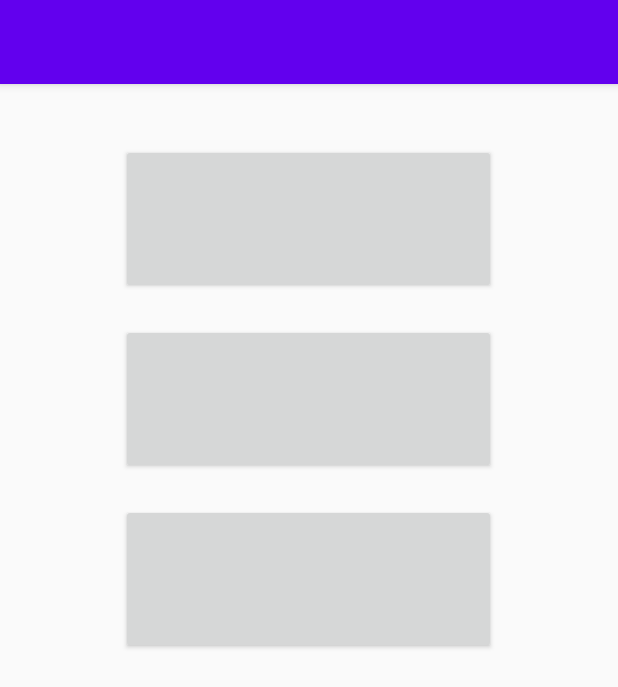
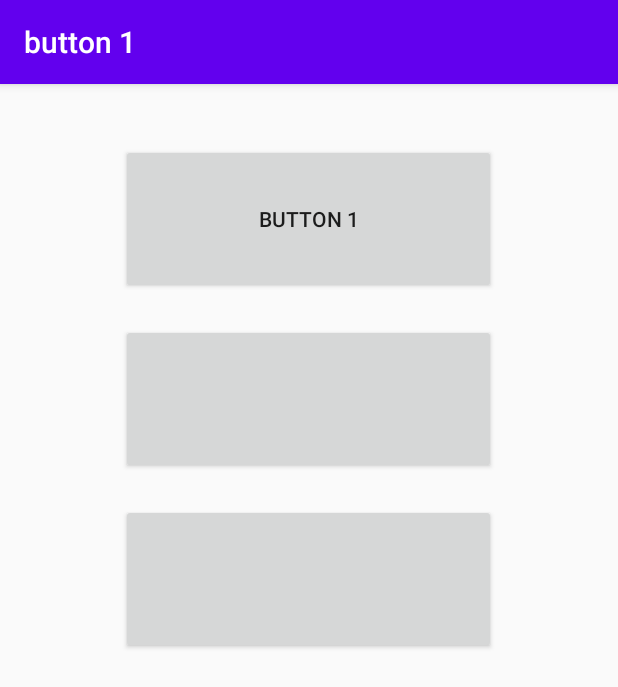
Before and after one commit to Summerdise/Android_01_Hello, an Android app: the screen it shows after launch (MainActivity), on a phone screen of 412 x 824 dp. Shown: the top 687 px of the screen. Run offline under Robolectric (Android 15) with nearby library versions, the phone set to English and light mode, and no system bars.

Commit message:
[zmc] feat: add button name and complete localization

```diff
--- a/app/src/main/AndroidManifest.xml
+++ b/app/src/main/AndroidManifest.xml
@@ -5,7 +5,7 @@
     <application
         android:allowBackup="true"
         android:icon="@mipmap/ic_launcher"
-        android:label="@string/app_name"
+        android:label="@string/button1_name"
         android:roundIcon="@mipmap/ic_launcher_round"
         android:supportsRtl="true"
         android:theme="@style/AppTheme">
--- a/app/src/main/res/layout/activity_main.xml
+++ b/app/src/main/res/layout/activity_main.xml
@@ -11,7 +11,6 @@
         android:layout_height="match_parent"
         android:orientation="vertical"
         android:layout_gravity="center_horizontal"
-
         >
 
         <Button
@@ -19,6 +18,7 @@
             android:layout_height="100dp"
             android:layout_marginTop="40dp"
             android:layout_gravity="center_horizontal"
+            android:text="@string/button1_name"
             >
         </Button>
         <Button
--- a/app/src/main/res/values/strings.xml
+++ b/app/src/main/res/values/strings.xml
@@ -1,3 +1,3 @@
 <resources>
-    <string name="hello_world">HelloWorld</string>
+    <string name="button1_name">button 1</string>
 </resources>
```
Also changed, not shown: 1 other file.
